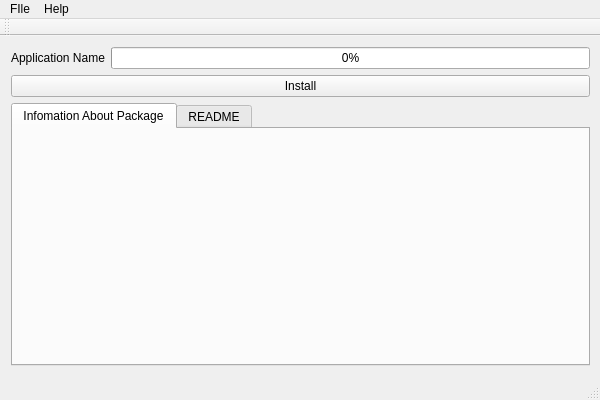
Old version of the form mainwindow.ui in the repository Muzer/zinc-package-installer.
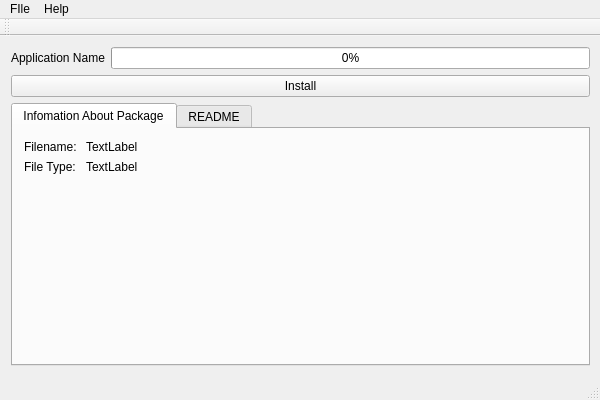
New version of the form.

Commit message: Change exectuable to "zinc" and added values to the Infomation About Package tab.

Diff of the .ui file:
```diff
--- a/mainwindow.ui
+++ b/mainwindow.ui
@@ -77,6 +77,49 @@
         <attribute name="title">
          <string>Infomation About Package</string>
         </attribute>
+        <widget class="QWidget" name="formLayoutWidget">
+         <property name="geometry">
+          <rect>
+           <x>0</x>
+           <y>0</y>
+           <width>591</width>
+           <height>251</height>
+          </rect>
+         </property>
+         <layout class="QFormLayout" name="formLayout">
+          <property name="fieldGrowthPolicy">
+           <enum>QFormLayout::ExpandingFieldsGrow</enum>
+          </property>
+          <item row="0" column="0">
+           <widget class="QLabel" name="label">
+            <property name="text">
+             <string>Filename: </string>
+            </property>
+           </widget>
+          </item>
+          <item row="0" column="1">
+           <widget class="QLabel" name="lbl_filename">
+            <property name="text">
+             <string>TextLabel</string>
+            </property>
+           </widget>
+          </item>
+          <item row="1" column="0">
+           <widget class="QLabel" name="label_2">
+            <property name="text">
+             <string>File Type: </string>
+            </property>
+           </widget>
+          </item>
+          <item row="1" column="1">
+           <widget class="QLabel" name="lbl_filetype">
+            <property name="text">
+             <string>TextLabel</string>
+            </property>
+           </widget>
+          </item>
+         </layout>
+        </widget>
        </widget>
        <widget class="QWidget" name="tab_2">
         <attribute name="title">
```
The commit also changes 4 other files.
